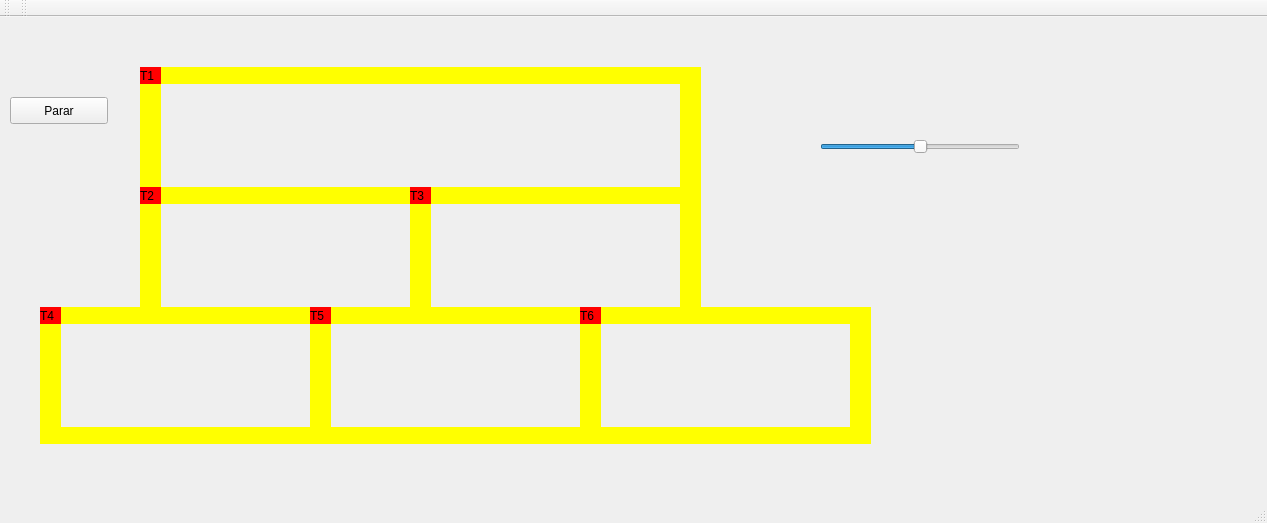
Qt form Trem_-_Codigo_Fonte_1/Código QT5 Ubuntu - Trem/mainwindow.ui (guiafonso237/trabalho_so_unidade2) before a commit.
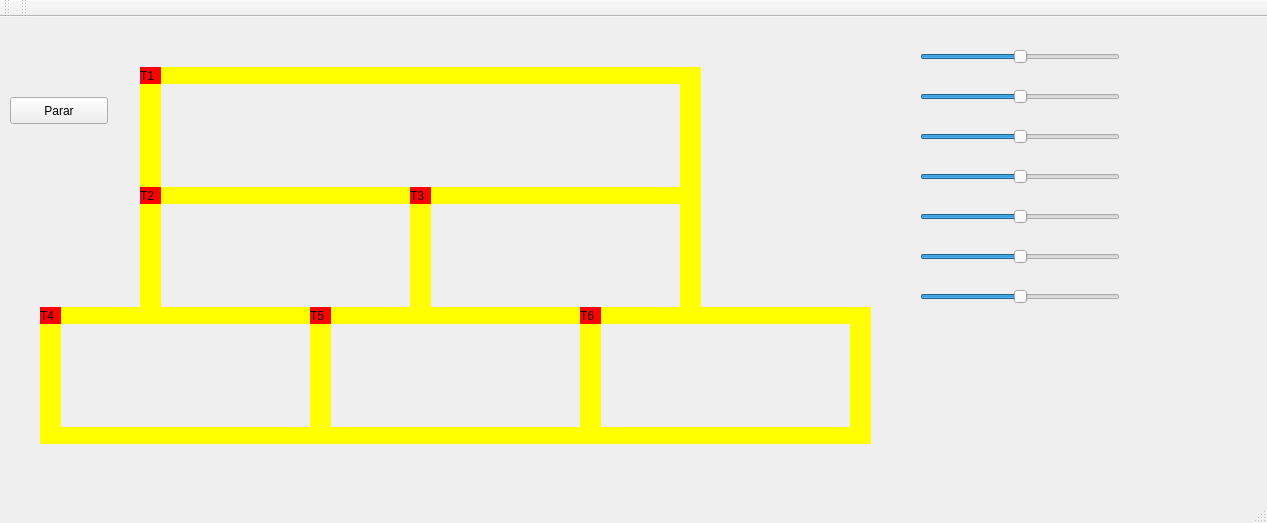
The same form after that commit.

Commit message: Slider's criados

What changed in the file:
```diff
--- a/Trem_-_Codigo_Fonte_1/Código QT5 Ubuntu - Trem/mainwindow.ui
+++ b/Trem_-_Codigo_Fonte_1/Código QT5 Ubuntu - Trem/mainwindow.ui
@@ -471,8 +471,140 @@
    <widget class="QSlider" name="slider_velocidade_trem1">
     <property name="geometry">
      <rect>
-      <x>820</x>
-      <y>120</y>
+      <x>920</x>
+      <y>30</y>
+      <width>200</width>
+      <height>19</height>
+     </rect>
+    </property>
+    <property name="minimum">
+     <number>0</number>
+    </property>
+    <property name="maximum">
+     <number>200</number>
+    </property>
+    <property name="value">
+     <number>100</number>
+    </property>
+    <property name="orientation">
+     <enum>Qt::Horizontal</enum>
+    </property>
+   </widget>
+   <widget class="QSlider" name="slider_velocidade_trem2">
+    <property name="geometry">
+     <rect>
+      <x>920</x>
+      <y>70</y>
+      <width>200</width>
+      <height>19</height>
+     </rect>
+    </property>
+    <property name="minimum">
+     <number>0</number>
+    </property>
+    <property name="maximum">
+     <number>200</number>
+    </property>
+    <property name="value">
+     <number>100</number>
+    </property>
+    <property name="orientation">
+     <enum>Qt::Horizontal</enum>
+    </property>
+   </widget>
+   <widget class="QSlider" name="slider_velocidade_trem3">
+    <property name="geometry">
+     <rect>
+      <x>920</x>
+      <y>110</y>
+      <width>200</width>
+      <height>19</height>
+     </rect>
+    </property>
+    <property name="minimum">
+     <number>0</number>
+    </property>
+    <property name="maximum">
+     <number>200</number>
+    </property>
+    <property name="value">
+     <number>100</number>
+    </property>
+    <property name="orientation">
+     <enum>Qt::Horizontal</enum>
+    </property>
+   </widget>
+   <widget class="QSlider" name="slider_velocidade_trem4">
+    <property name="geometry">
+     <rect>
+      <x>920</x>
+      <y>150</y>
+      <width>200</width>
+      <height>19</height>
+     </rect>
+    </property>
+    <property name="minimum">
+     <number>0</number>
+    </property>
+    <property name="maximum">
+     <number>200</number>
+    </property>
+    <property name="value">
+     <number>100</number>
+    </property>
+    <property name="orientation">
+     <enum>Qt::Horizontal</enum>
+    </property>
+   </widget>
+   <widget class="QSlider" name="slider_velocidade_trem5">
+    <property name="geometry">
+     <rect>
+      <x>920</x>
+      <y>190</y>
+      <width>200</width>
+      <height>19</height>
+     </rect>
+    </property>
+    <property name="minimum">
+     <number>0</number>
+    </property>
+    <property name="maximum">
+     <number>200</number>
+    </property>
+    <property name="value">
+     <number>100</number>
+    </property>
+    <property name="orientation">
+     <enum>Qt::Horizontal</enum>
+    </property>
+   </widget>
+   <widget class="QSlider" name="slider_velocidade_trem6">
+    <property name="geometry">
+     <rect>
+      <x>920</x>
+      <y>230</y>
+      <width>200</width>
+      <height>19</height>
+     </rect>
+    </property>
+    <property name="minimum">
+     <number>0</number>
+    </property>
+    <property name="maximum">
+     <number>200</number>
+    </property>
+    <property name="value">
+     <number>100</number>
+    </property>
+    <property name="orientation">
+     <enum>Qt::Horizontal</enum>
+    </property>
+   </widget>
+   <widget class="QSlider" name="slider_velocidade_todos_trem">
+    <property name="geometry">
+     <rect>
+      <x>920</x>
+      <y>270</y>
       <width>200</width>
       <height>19</height>
      </rect>
```
Left out of the diff: 6 changed lines with no effect on the pictures. The commit also changes 16 other files.
